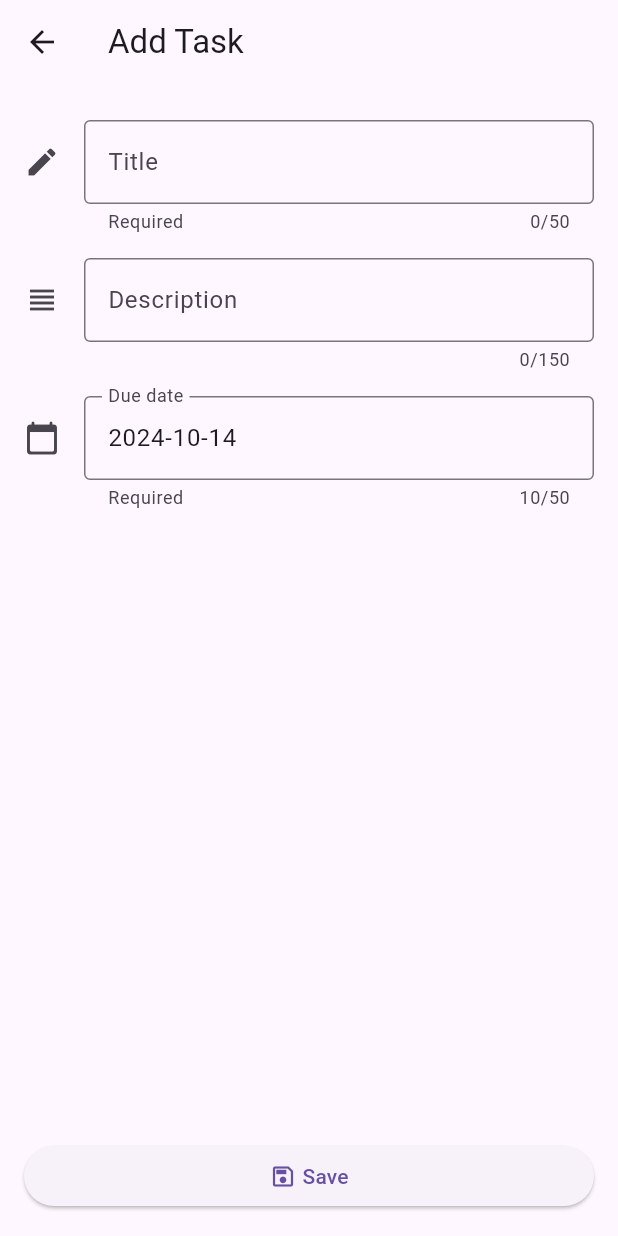
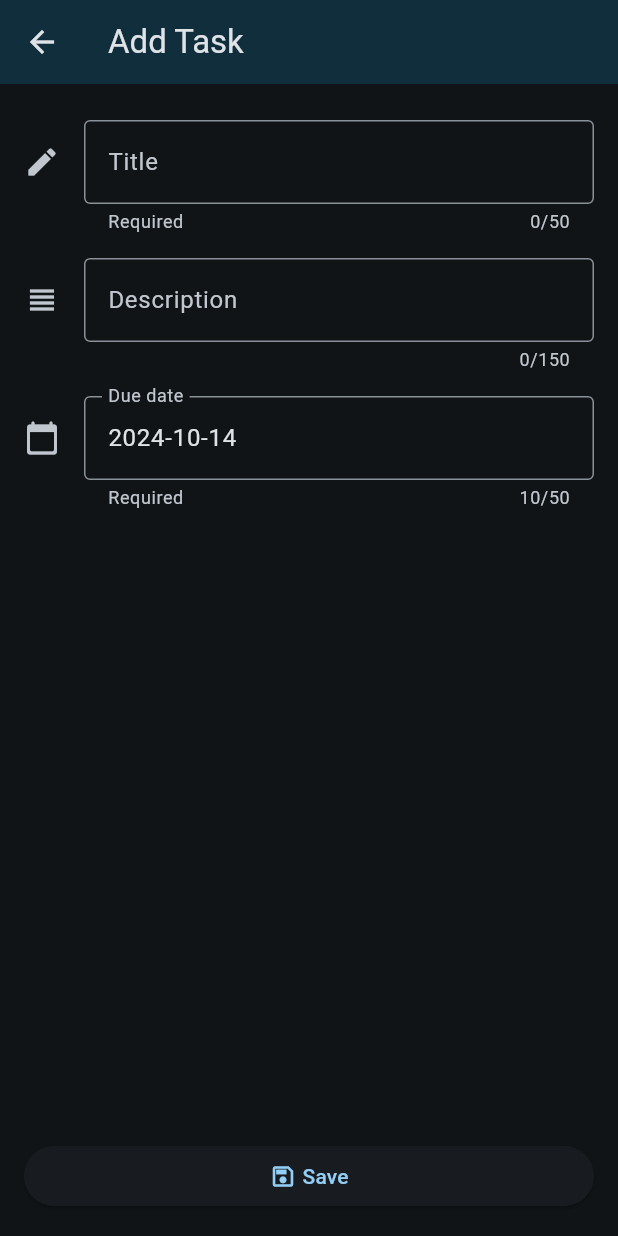
Before and after one commit to talhagozutok/flutter_todo, a Flutter app: the screen it shows after launch, after a tap on the "add" icon, on a phone screen of 412 x 824 dp. Run offline on Flutter 3.47's test engine with Material 3 defaults, Android fonts, the phone set to English and light mode, and no system bars; our stand-ins replace bloc, equatable, flutter_bloc, sqflite_common_ffi, sqflite_common_ffi_web; accounts and stored records are empty.

Commit message:
Add theme

```diff
--- /dev/null
+++ b/lib/app/app.dart
@@ -0,0 +1,25 @@
+import 'package:flutter/material.dart';
+import 'package:flutter_bloc/flutter_bloc.dart';
+import 'package:flutter_todo/app/app_theme.dart';
+import 'package:task_repository/task_repository.dart';
+import 'package:flutter_todo/home/home.dart';
+import 'package:flutter_todo/home/cubit/task_cubit.dart';
+
+class App extends StatelessWidget {
+  final TaskRepository taskRepository;
+
+  const App({super.key, required this.taskRepository});
+
+  @override
+  Widget build(BuildContext context) {
+    return BlocProvider(
+      create: (_) => TaskCubit(taskRepository),
+      child: MaterialApp(
+        debugShowCheckedModeBanner: false,
+        theme: AppTheme.dark,
+        themeMode: ThemeMode.dark,
+        home: const HomePage(),
+      ),
+    );
+  }
+}
--- /dev/null
+++ b/lib/app/app_theme.dart
@@ -0,0 +1,15 @@
+import 'package:flutter/material.dart';
+
+class AppTheme {
+  static ThemeData get dark {
+    return ThemeData(
+      appBarTheme: const AppBarTheme(
+        color: Color(0xFF102E3B),
+      ),
+      colorScheme: ColorScheme.fromSeed(
+        brightness: Brightness.dark,
+        seedColor: const Color(0xFF13B9FF),
+      ),
+    );
+  }
+}
--- a/lib/main.dart
+++ b/lib/main.dart
@@ -1,9 +1,7 @@
 import 'package:flutter/material.dart';
-import 'package:flutter_bloc/flutter_bloc.dart';
+import 'package:flutter_todo/app/app.dart';
 import 'package:task_repository/task_repository.dart';
 import 'package:sqflite_task_api/sqflite_task_api.dart';
-import 'package:flutter_todo/home/home.dart';
-import 'package:flutter_todo/home/cubit/task_cubit.dart';
 
 void main() {
   final taskApi = SqfliteTaskApi();
@@ -11,20 +9,3 @@ void main() {
 
   runApp(App(taskRepository: taskRepository));
 }
-
-class App extends StatelessWidget {
-  final TaskRepository taskRepository;
-
-  const App({super.key, required this.taskRepository});
-
-  @override
-  Widget build(BuildContext context) {
-    return BlocProvider(
-      create: (_) => TaskCubit(taskRepository),
-      child: const MaterialApp(
-        debugShowCheckedModeBanner: false,
-        home: HomePage(),
-      ),
-    );
-  }
-}
```
